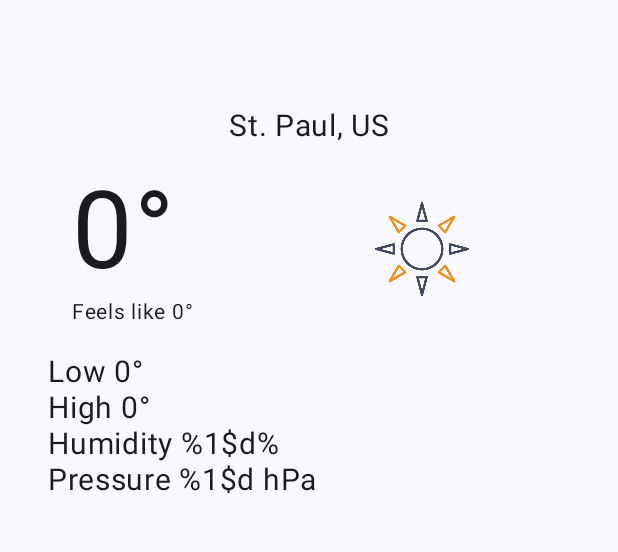
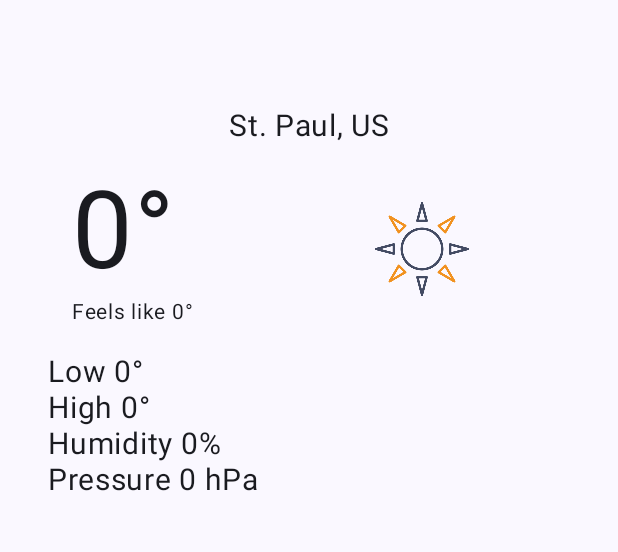
Before and after one commit to crosleecode/Precipination, an Android app built with Jetpack Compose: the screen it shows after launch (MainActivity), on a phone screen of 412 x 824 dp, the part 84-636 px from its top. Run offline under Robolectric (Android 15) with nearby library versions, the light colour scheme and no system bars; our stand-ins replace livedata-compose.

Commit message:
All weather stats working

```diff
--- a/app/src/main/java/com/example/precipination/MainActivity.kt
+++ b/app/src/main/java/com/example/precipination/MainActivity.kt
@@ -1,7 +1,6 @@
 package com.example.precipination
 
 import android.os.Bundle
-import android.util.Log
 import android.widget.ImageView
 import androidx.activity.ComponentActivity
 import androidx.activity.compose.setContent
@@ -164,12 +163,14 @@ fun CurrentWeather(weatherData : WeatherInfo?) {
 fun WeatherStats(weatherData : WeatherInfo?) {
     val low = weatherData?.main?.tempMin?.let { tempConversion(it) } ?: 0
     val high = weatherData?.main?.tempMax?.let { tempConversion(it) } ?: 0
+    val humidity = weatherData?.main?.humidity ?: 0
+    val pressure = weatherData?.main?.pressure ?: 0
 
     Column(modifier = Modifier.padding(horizontal = 32.dp)) {
         Text(text = stringResource(id = R.string.low_temp, low), fontSize = 20.sp)
         Text(text = stringResource(id = R.string.high_temp, high), fontSize = 20.sp)
-        Text(text = stringResource(id = R.string.humidity), fontSize = 20.sp)
-        Text(text = stringResource(id = R.string.pressure), fontSize = 20.sp)
+        Text(text = stringResource(id = R.string.humidity, humidity), fontSize = 20.sp)
+        Text(text = stringResource(id = R.string.pressure, pressure), fontSize = 20.sp)
     }
 }
 
--- a/app/src/main/java/com/example/precipination/WeatherInfo.kt
+++ b/app/src/main/java/com/example/precipination/WeatherInfo.kt
@@ -21,7 +21,9 @@ data class WeatherData(
     @SerialName("temp_max")
     val tempMax: Double = 0.0,
 
+    @SerialName("pressure")
     val pressure: Int = 0,
 
+    @SerialName("humidity")
     val humidity: Int = 0
 )
--- a/app/src/main/res/values/strings.xml
+++ b/app/src/main/res/values/strings.xml
@@ -5,6 +5,6 @@
     <string name="feels_like">Feels like %1$d°</string>
     <string name="low_temp">Low %1$d°</string>
     <string name="high_temp">High %1$d°</string>
-    <string name="humidity">Humidity %1$d%</string>
+    <string name="humidity">Humidity %1$d%%</string>
     <string name="pressure">Pressure %1$d hPa</string>
 </resources>
```
